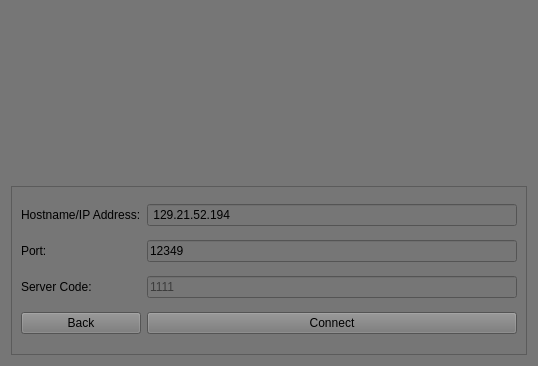
Above: App/ImageRIT/config.ui from natedileas/ImageRIT before the change. Below: the same form after it.
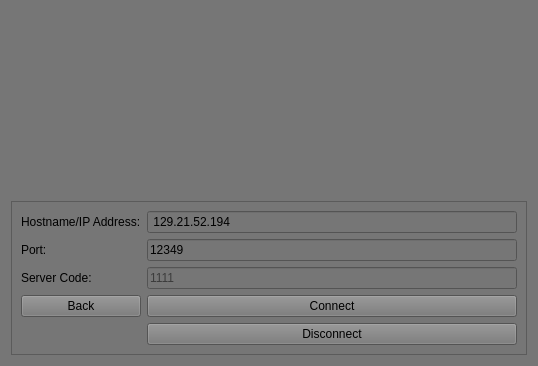
That is the form after the change. Icons and pictures are not drawn.

Commit message: Client disconnect functionality

```diff
--- a/App/ImageRIT/config.ui
+++ b/App/ImageRIT/config.ui
@@ -29,6 +29,12 @@
    </item>
    <item>
     <widget class="QFrame" name="frame">
+     <property name="sizePolicy">
+      <sizepolicy hsizetype="Preferred" vsizetype="Maximum">
+       <horstretch>0</horstretch>
+       <verstretch>0</verstretch>
+      </sizepolicy>
+     </property>
      <property name="frameShape">
       <enum>QFrame::StyledPanel</enum>
      </property>
@@ -101,6 +107,13 @@
         </property>
        </widget>
       </item>
+      <item row="4" column="1">
+       <widget class="QPushButton" name="disconnect">
+        <property name="text">
+         <string>Disconnect</string>
+        </property>
+       </widget>
+      </item>
      </layout>
     </widget>
    </item>
```
Left out of the diff: 34 changed lines with no effect on the pictures. The commit also changes 6 other files.
